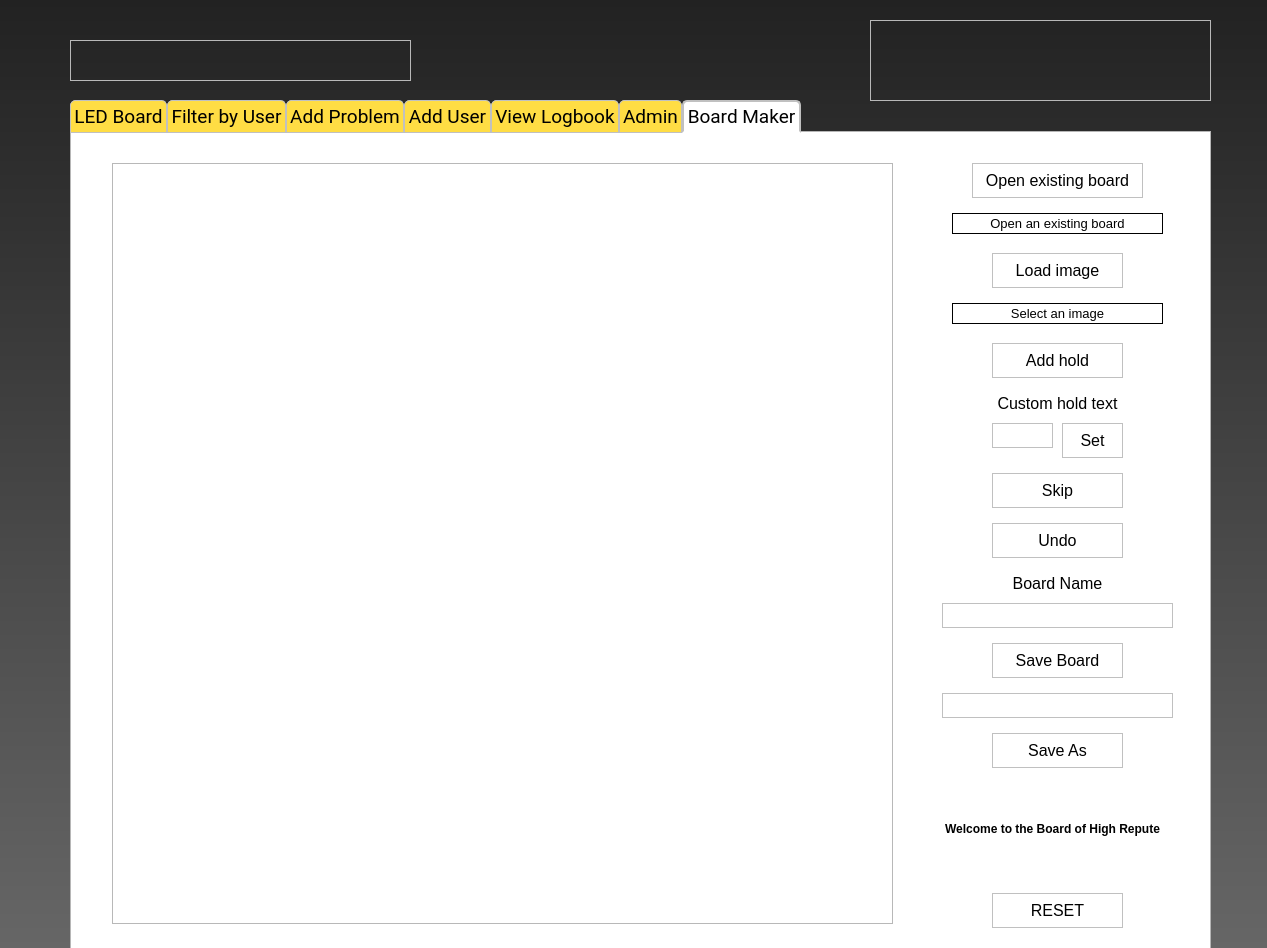
First picture: the form in DiscoBoard.ui, repository highrepute/LEDBoard, before the edit.
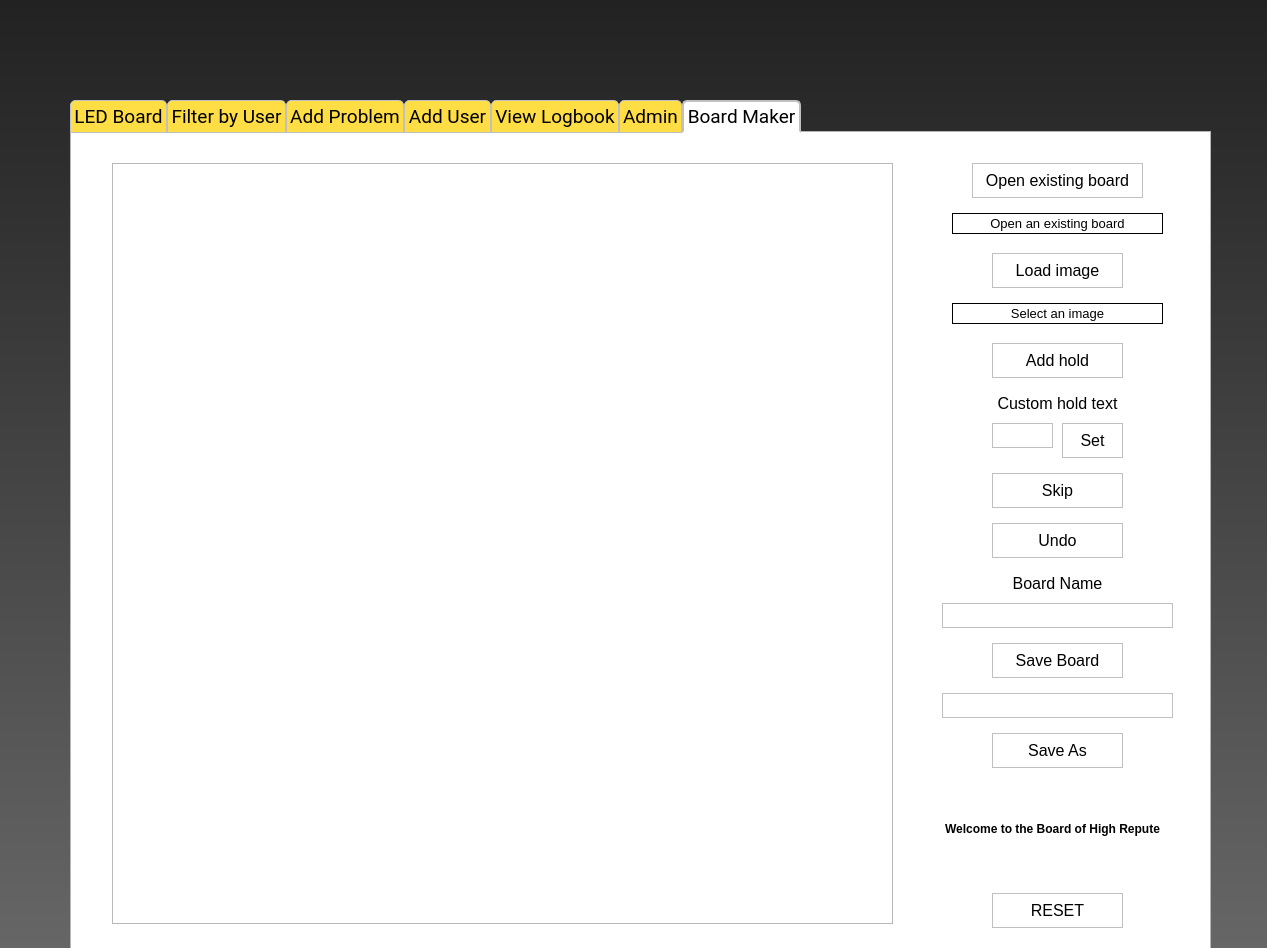
Second picture: the form after the edit. Icons and pictures are not drawn.

What changed in the file:
```diff
--- a/DiscoBoard.ui
+++ b/DiscoBoard.ui
@@ -2653,6 +2653,22 @@
     </widget>
    </widget>
   </widget>
+  <widget class="QFrame" name="frmBoardLogo">
+   <property name="geometry">
+    <rect>
+     <x>70</x>
+     <y>20</y>
+     <width>221</width>
+     <height>61</height>
+    </rect>
+   </property>
+   <property name="frameShape">
+    <enum>QFrame::NoFrame</enum>
+   </property>
+   <property name="frameShadow">
+    <enum>QFrame::Raised</enum>
+   </property>
+  </widget>
   <widget class="QFrame" name="frmWallLogo">
    <property name="geometry">
     <rect>
@@ -2662,36 +2678,14 @@
      <height>81</height>
     </rect>
    </property>
-   <property name="toolTip">
-    <string/>
-   </property>
-   <property name="statusTip">
-    <string/>
-   </property>
-   <property name="autoFillBackground">
-    <bool>false</bool>
-   </property>
    <property name="frameShape">
-    <enum>QFrame::StyledPanel</enum>
+    <enum>QFrame::NoFrame</enum>
    </property>
    <property name="frameShadow">
     <enum>QFrame::Raised</enum>
    </property>
-  </widget>
-  <widget class="QFrame" name="frmBoardLogo">
-   <property name="geometry">
-    <rect>
-     <x>70</x>
-     <y>40</y>
-     <width>341</width>
-     <height>41</height>
-    </rect>
-   </property>
-   <property name="frameShape">
-    <enum>QFrame::StyledPanel</enum>
-   </property>
-   <property name="frameShadow">
-    <enum>QFrame::Raised</enum>
+   <property name="lineWidth">
+    <number>0</number>
    </property>
   </widget>
  </widget>
```
Left out of the diff: 5 changed lines with no effect on the pictures.
